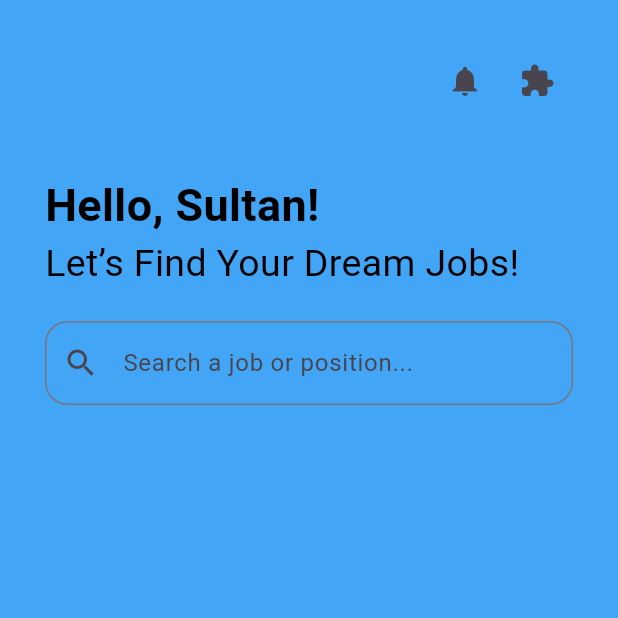
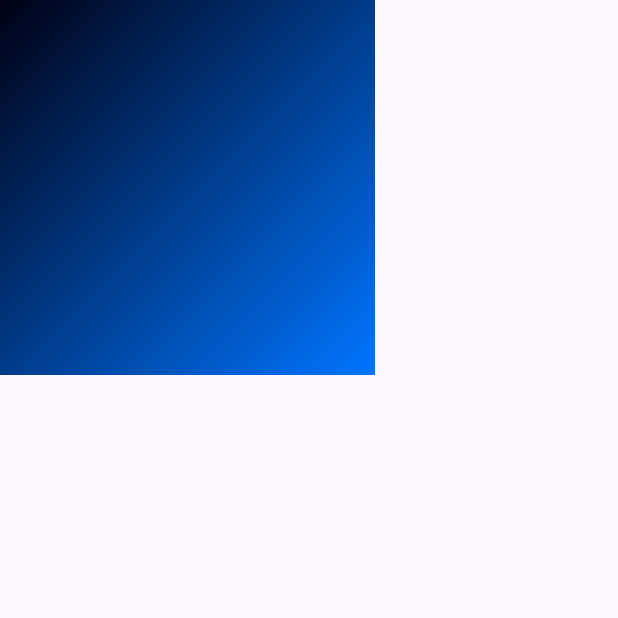
Before and after one commit to sultannurro/BootcampFlutter, a Flutter app: the screen it shows after launch, on a phone screen of 412 x 824 dp, the top half of it. Run offline on Flutter 3.47's test engine with Material 3 defaults, Android fonts, the light colour scheme and no system bars; statements that could not run were skipped.

Commit message:
last commit

```diff
--- a/lookerapp/lib/tugas/tugas10/home_screen.dart
+++ b/lookerapp/lib/tugas/tugas10/home_screen.dart
@@ -6,60 +6,29 @@ class HomeScreen extends StatelessWidget {
   @override
   Widget build(BuildContext context) {
     return Scaffold(
-      backgroundColor: Colors.blue[400],
-      body: Padding(
-        padding: const EdgeInsets.all(30.0),
-        child: Column(
-          crossAxisAlignment: CrossAxisAlignment.start,
-          children: [
-            Row(
-              mainAxisAlignment: MainAxisAlignment.end,
-              children: [
-                IconButton(onPressed: () {}, icon: Icon(Icons.notifications)),
-                IconButton(onPressed: () {}, icon: Icon(Icons.extension)),
-              ],
-            ),
-            SizedBox(height: 37),
-
-            // Teks sambutan
-            Text.rich(
-              TextSpan(
-                children: <TextSpan>[
-                  TextSpan(
-                    text: "Hello, Sultan! \n",
-                    style: TextStyle(
-                      color: Colors.black,
-                      fontSize: 30,
-                      fontWeight: FontWeight.bold,
-                    ),
-                  ),
-                  TextSpan(
-                    text: "Let’s Find Your Dream Jobs!",
-                    style: TextStyle(
-                      color: Colors.black,
-                      fontSize: 25,
-                    ),
-                  )
-                ],
-              ),
-            ),
-            SizedBox(height: 20),
-            // Kotak pencarian
-            TextField(
-              decoration: InputDecoration(
-                prefixIcon: Icon(
-                  Icons.search,
-                ),
-                hintText: "Search a job or position...",
-                border: OutlineInputBorder(
-                  borderRadius: BorderRadius.circular(15),
-                ),
-              ),
-            ),
-            SizedBox(height: 20),
-          ],
-        ),
-      ),
+      body: Stack(
+        children: [
+          ClipPath(
+            clipper: ClipPathClass,
+            child: Container(
+              height: 250,
+              width: 250,
+              decoration: BoxDecoration(
+                gradient: LinearGradient(
+                  colors: [Color(0xFF000114), Color(0xFF0075FF)],
+                  begin: Alignment.topLeft,
+                  end: Alignment.bottomRight,
+                )
+            )
+          )
+          )
+        ]
+      )
     );
   }
 }
+class ClipPathClass extends CustomClipper<Path>{
+  @override
+  var path = Path();
+  path.lineTo(0.0, )
+}
```
